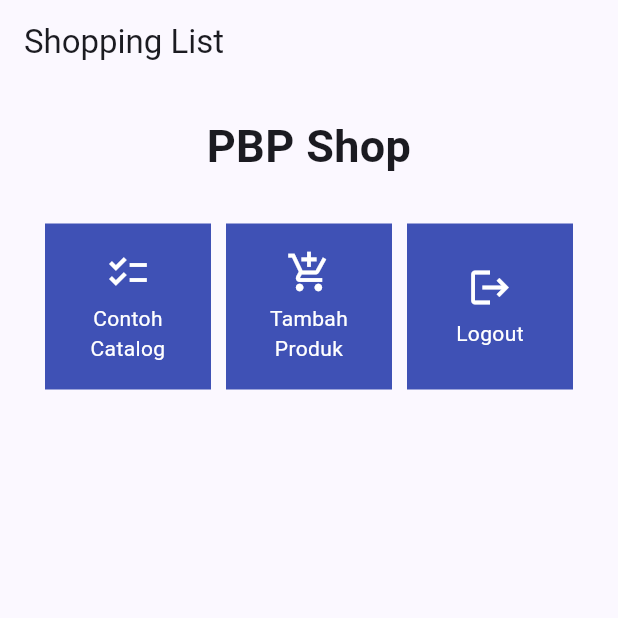
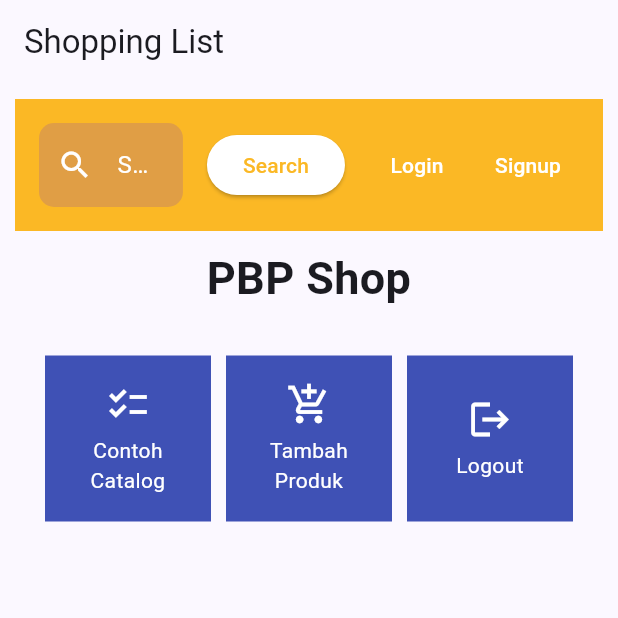
Before and after one commit to mutualibri/mutualibri, a Flutter app: the MyHomePage screen opened directly, on a phone screen of 412 x 824 dp, the top half of it. Run offline on Flutter 3.47's test engine with Material 3 defaults, Android fonts, the phone set to English and light mode, and no system bars; missing offline and left inert: pbp_django_auth.

Commit message:
progress SearchBook

```diff
--- a/lib/screens/login.dart
+++ b/lib/screens/login.dart
@@ -1,5 +1,5 @@
 import 'package:flutter/material.dart';
-import 'package:mutualibri/menu.dart';
+import 'package:mutualibri/widgets/menu.dart';
 import 'package:pbp_django_auth/pbp_django_auth.dart';
 import 'package:provider/provider.dart';
 import 'package:mutualibri/screens/register.dart';
--- a/lib/menu.dart
+++ b/lib/widgets/menu.dart
@@ -1,4 +1,6 @@
 import 'package:flutter/material.dart';
+import 'package:mutualibri/screens/login.dart';
+import 'package:mutualibri/screens/register.dart';
 
 class ShopItem {
   final String name;
@@ -24,17 +26,15 @@ class MyHomePage extends StatelessWidget {
         ),
       ),
       body: SingleChildScrollView(
-        // Widget wrapper yang dapat discroll
         child: Padding(
-          padding: const EdgeInsets.all(10.0), // Set padding dari halaman
+          padding: const EdgeInsets.all(10.0),
           child: Column(
-            // Widget untuk menampilkan children secara vertikal
             children: <Widget>[
+              SearchBar(onSearch: (String ) {  },),
               const Padding(
                 padding: EdgeInsets.only(top: 10.0, bottom: 10.0),
-                // Widget Text untuk menampilkan tulisan dengan alignment center dan style yang sesuai
                 child: Text(
-                  'PBP Shop', // Text yang menandakan toko
+                  'PBP Shop',
                   textAlign: TextAlign.center,
                   style: TextStyle(
                     fontSize: 30,
@@ -42,9 +42,7 @@ class MyHomePage extends StatelessWidget {
                   ),
                 ),
               ),
-              // Grid layout
               GridView.count(
-                // Container pada card kita.
                 primary: true,
                 padding: const EdgeInsets.all(20),
                 crossAxisSpacing: 10,
@@ -52,7 +50,6 @@ class MyHomePage extends StatelessWidget {
                 crossAxisCount: 3,
                 shrinkWrap: true,
                 children: items.map((ShopItem item) {
-                  // Iterasi untuk setiap item
                   return ShopCard(item);
                 }).toList(),
               ),
@@ -64,27 +61,23 @@ class MyHomePage extends StatelessWidget {
   }
 }
 
-
 class ShopCard extends StatelessWidget {
   final ShopItem item;
 
-  const ShopCard(this.item, {super.key}); // Constructor
+  const ShopCard(this.item, {super.key});
 
   @override
   Widget build(BuildContext context) {
     return Material(
       color: Colors.indigo,
       child: InkWell(
-        // Area responsive terhadap sentuhan
         onTap: () {
-          // Memunculkan SnackBar ketika diklik
           ScaffoldMessenger.of(context)
             ..hideCurrentSnackBar()
             ..showSnackBar(SnackBar(
                 content: Text("Kamu telah menekan tombol ${item.name}!")));
         },
         child: Container(
-          // Container untuk menyimpan Icon dan Text
           padding: const EdgeInsets.all(8),
           child: Center(
             child: Column(
@@ -109,3 +102,76 @@ class ShopCard extends StatelessWidget {
     );
   }
 }
+
+class SearchBar extends StatelessWidget {
+  final Function(String) onSearch;
+
+  SearchBar({required this.onSearch});
+
+  @override
+  Widget build(BuildContext context) {
+    return Container(
+      padding: EdgeInsets.all(16.0),
+      color: Color(0xFFFBB825),
+      child: Row(
+        children: [
+          Expanded(
+            child: TextField(
+              decoration: InputDecoration(
+                hintText: 'Search books...',
+                hintStyle: TextStyle(color: Colors.white),
+                prefixIcon: Icon(Icons.search, color: Colors.white),
+                filled: true,
+                fillColor: Color(0xFFE09E45),
+                border: OutlineInputBorder(
+                  borderRadius: BorderRadius.circular(10.0),
+                  borderSide: BorderSide.none,
+                ),
+              ),
+              style: TextStyle(color: Colors.white),
+            ),
+          ),
+          SizedBox(width: 16.0),
+          ElevatedButton(
+            onPressed: () {
+              onSearch("Search books...");
+            },
+            style: ElevatedButton.styleFrom(
+              primary: Colors.white,
+            ),
+            child: Text(
+              'Search',
+              style: TextStyle(color: Color(0xFFFBB825)),
+            ),
+          ),
+          SizedBox(width: 16.0),
+          TextButton(
+            onPressed: () {
+              Navigator.push(
+                context,
+                MaterialPageRoute(builder: (context) => LoginPage()),
+              );
+            },
+            child: Text(
+              'Login',
+              style: TextStyle(color: Colors.white),
+            ),
+          ),
+          SizedBox(width: 8.0),
+          TextButton(
+            onPressed: () {
+              Navigator.push(
+                context,
+                MaterialPageRoute(builder: (context) => RegisterPage()),
+              );
+            },
+            child: Text(
+              'Signup',
+              style: TextStyle(color: Colors.white),
+            ),
+          ),
+        ],
+      ),
+    );
+  }
+}
```
Also changed, not shown: lib/main.dart (+2 -21 lines), lib/models/database_book.dart (+10 -0 lines), lib/screens/register.dart (+5 -6 lines), lib/widgets/bottom_drawer.dart (deleted).
